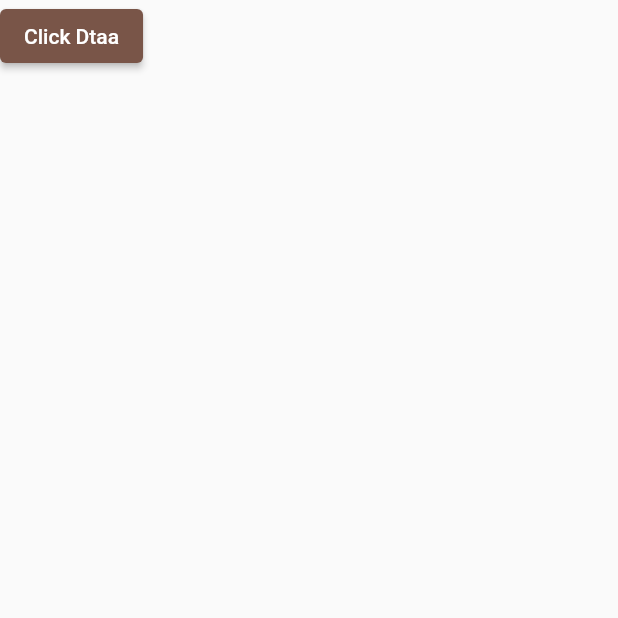
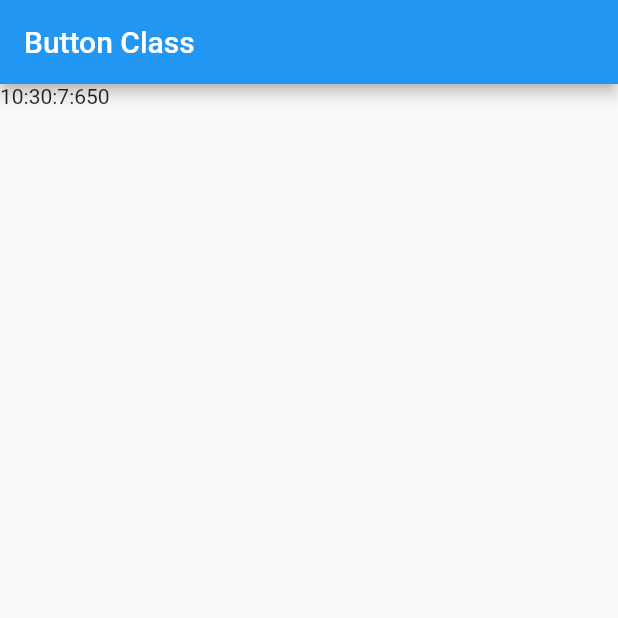
Before and after one commit to MuhammadZubair786/BBSHRRDB_CLASSES, a Flutter app: the screen it shows after launch, on a phone screen of 412 x 824 dp, the top half of it. Run offline on Flutter 3.47's test engine with Material 2 defaults, Android fonts, the phone set to English and light mode, and no system bars.

Commit message:
Update main.dart

```diff
--- a/lib/main.dart
+++ b/lib/main.dart
@@ -6,172 +6,114 @@ void main() {
 
 class MyApp extends StatefulWidget {
   @override
-  _MyAppState createState() => _MyAppState();
+  State<MyApp> createState() => _MyAppState();
 }
 
 class _MyAppState extends State<MyApp> {
   @override
-  void Data() {
-    print("Call Function");
-  }
+  List a = [];
+  var hour = DateTime.now().hour;
+  var minute = DateTime.now().minute;
+  var second = DateTime.now().second;
+  var milisecond = DateTime.now().millisecond;
+
+  // void addNewData() {
+  //   // a.add("Add New DATA");
+  //   // print(a);
+  //   if (a.length >= 5) {
+  //     print("Not more than Five");
+  //   } else {
+  //     a.add("Add New DATA");
+  //     print(a);
+  //   }
+  // }
 
   Widget build(BuildContext context) {
+    Future.delayed(Duration(microseconds: 1), () { //flutter time after run
+      setState(() {
+        hour = DateTime.now().hour;
+        minute = DateTime.now().minute;
+        second = DateTime.now().second;
+        milisecond = DateTime.now().millisecond;
+      });
+    });
     return MaterialApp(
-        home: Scaffold(
+      home: Scaffold(
+        appBar: AppBar(
+          title: Text("Button Class"),
+        ),
+        body: Column(
+          children: [
+            Row(
+              children: [Text("${hour}:${minute}:${second}:${milisecond}")],
+            )
+            // SizedBox(
+            //   height: 100,
+            // ),
+            // // ElevatedButton.icon(
+            // //     onPressed: () {},
+            // //     icon: Icon(Icons.add_location_alt_sharp),
+            // //     label: Text(""),
+            // //     //  label: Text("")
+            // //     style: ButtonStyle(
+            // //         foregroundColor: MaterialStateProperty.resolveWith((s) {
+            // //       if (s.contains(MaterialState.pressed)) {
+            // //         return Colors.pink;
+            // //       }
+            // //       return Colors.transparent;
+            // //     })))
 
-            // body: Column(
-            //   children: [
-            //     Padding(
-            //       padding: const EdgeInsets.all(8.0),
-            //       child: Center(
-            //         child: ElevatedButton(
-            //           //  default Blue
-            //           onPressed: Data,
-            //           onLongPress: () {
-            //             print("double click");
-            //           },
-            //           // onPressed:
-            //           // (){print("");
-            //           // },  //Function Call
-            //           child: Container(
-            //             width: 100,
-            //             child: Row(
-            //               children: [
-            //                 Icon(Icons.star),
-            //                 Text("Click me"),
-            //               ],
-            //             ),
-            //           ),
-            //           style: ElevatedButton.styleFrom(
-            //               //Style changing
-            //               onPrimary: Colors
-            //                   .black, // onprimary properties =>text color change
-            //               primary: Colors
-            //                   .red, //primary change color ElevatedButton Change bg
-            //               // elevation: 100,
-            //               shadowColor: Colors.cyanAccent,
-            //               side: BorderSide(
-            //                 //side Button Border
-            //                 width: 1,
-            //                 color: Colors.blue,
-            //               ),
-            //               shape: RoundedRectangleBorder(
-            //                   //border Radius set
-            //                   borderRadius: BorderRadius.circular(20))),
-            //         ),
-            //       ),
-            //     ),
-            //     ElevatedButton.icon(
-            //         onPressed: () {},
-            //           onLongPress: () {
-            //             print("double click");
-            //           },
-            //         icon: Icon(Icons.ac_unit_sharp),
-            //         label:Text("kdjdkdkkdk")),
-            //     IconButton(
-            //       //bedefault color =>no
-            //       icon: Container(
-            //           color: Colors.red,
-            //           child: Icon(
-            //             Icons.search,
-            //             color: Colors.white,
-            //           )),
-            //       onPressed: () {},
-            //     ),
-            //     TextButton(
-            //         //bg color , text blue
+            // // IconButton(
+            // //   icon: Icon(Icons.event_busy_sharp),
+            // //   onPressed: (){},
+            // //   color: Colors.red,
+            // //   )
 
-            //         onPressed: () {},
-            //          style: ButtonStyle(
-            //           backgroundColor: MaterialStateProperty.resolveWith((states) {
-            //         if (states.contains(MaterialState.pressed)) {
-            //           return Colors.pink;
-            //         }
-            //          if (states.contains(MaterialState.hovered)) {
-            //           return Colors.green;
-            //         }
-            //         return Colors.brown; // Defer to the widget's default.
-            //       })),
-            //         child: Text("Click")),
-            //          OutlinedButton(
-            //            onPressed: (){},
-            //            child: Text("Click Dtaa"),
-            //            style: ButtonStyle(
-            //          foregroundColor: MaterialStateProperty.resolveWith((states) {
-            //         if (states.contains(MaterialState.pressed)) {
-            //           return Colors.pink;
-            //         }
-            //          if (states.contains(MaterialState.hovered)) {
-            //           return Colors.green;
-            //         }
-            //         return Colors.brown; // Defer to the widget's default.
-            //       })),
-            //          )
-            //   ],
+            // // TextButton.icon(onPressed: onPressed, icon: icon, label: label)
+
+            // TextButton(
+            //   onPressed: (){},
+            //    child: Text("click"),
+            // // style: ButtonStyle(
+            // // backgroundColor: MaterialStateProperty.resolveWith((s) {
+            // //       if (s.contains(MaterialState.focused)) {
+            // //         return Colors.pink;
+            // //       }
+            // //          if (s.contains(MaterialState.selected)) {
+            // //         return Colors.brown;
+            // //       }
+            // //       return Colors.black; //if not same as any condition
+            // // }
+            // // )
+            // // )
+            // style: ElevatedButton.styleFrom(
+            //   // primary: Colors.red,// background color
+            //   // onPrimary: Colors.blue,//font color
+
+            //   side: BorderSide(
+            //     width: 2,
+            //     color: Colors.red,
+            //     style: BorderStyle.solid
+            //   ),
+            //   shape: RoundedRectangleBorder(
+            //     borderRadius: BorderRadius.circular(20)
+            //   ),
+            //   shadowColor: Colors.pink,
+            //   elevation: 10
 
             // ),
-            // body: GridView.count(
-            //   crossAxisCount: 10,
-            //   mainAxisSpacing: 100,
-            //   children: [
-            //     Container(
-            //       color: Colors.red,
-            //       width: 100,
-            //       height: 100,
-            //     )
-            //   ],
-            //   ),
-            body: ElevatedButton(
-                       onPressed: (){},
-                       child: Text("Click Dtaa"),
-                       style: ButtonStyle(
-                    backgroundColor: MaterialStateProperty.resolveWith((states) {
-                    if (states.contains(MaterialState.pressed)) {
-                      return Colors.pink;
-                    }
-                     if (states.contains(MaterialState.hovered)) {
-                      return Colors.green;
-                    }
-                    return Colors.brown; // Defer to the widget's default.
-                  })
-                  )
-                  )
-        )
+            // ),
+            // SizedBox(height: 100,),
+            // OutlineButton(onPressed: (){},child: Text("Click"),),
+
+            // ElevatedButton(onPressed: addNewData,
+            // child: Text("add Data in List"))
+          ],
+        ),
+        // floatingActionButton: FloatingActionButton.extended(
+        //   onPressed: (){}, label: Icon(Icons.accessibility_new_rounded)),
+        //   floatingActionButtonLocation: FloatingActionButtonLocation.startTop
+      ),
     );
-
-    //     Card(
-    //       elevation: 100,
-    //       child: Container(
-    //         height: 120,
-    //         width: 100,
-    //         child: Column(
-    //           children: [
-    //             Text("hdhdhdhh"),
-    //             ElevatedButton(onPressed: (){}, child: Text("djdjdjj"))
-    //           ],
-    //         ),
-
-    //     //     // color: Colors.red,
-    //     //     width: 100,
-    //     //     height: 100,
-
-    //     //   ),
-    //     // ),
-
-    //   //   // floatingActionButtonAnimator: FloatingActionButtonAnimator.scaling,
-    //   //   floatingActionButton: FloatingActionButton(
-
-    //   //     backgroundColor: Colors.red,
-    //   //     onPressed: (){print("djdhjdjdj");},
-    //   //     child: Text("Click"),
-
-    //   //     ),
-    //   //     floatingActionButtonLocation: FloatingActionButtonLocation.miniEndTop,
-
-    //   // ),
-    //       )
-    // )
-    //   )
-    // );
   }
 }
```
